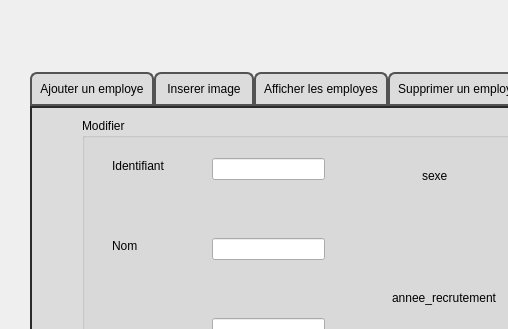
Above: Desktop/gestiodesemployees/mainwindow.ui from dhiaeddine12/olympic_games_2A20 before the change; both pictures show x 0 to 508 and y 0 to 329 of the 922 by 724 pixel window. Below: the same form after it.
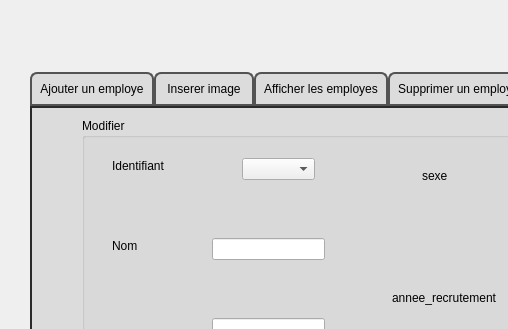
That is the form after the change. The open tabs and pages were chosen to show the change. Icons and pictures are not drawn.

```diff
--- a/Desktop/gestiodesemployees/mainwindow.ui
+++ b/Desktop/gestiodesemployees/mainwindow.ui
@@ -650,16 +650,6 @@
         <string>heure_de_travail</string>
        </property>
       </widget>
-      <widget class="QLineEdit" name="le_id_modifier">
-       <property name="geometry">
-        <rect>
-         <x>130</x>
-         <y>40</y>
-         <width>113</width>
-         <height>22</height>
-        </rect>
-       </property>
-      </widget>
       <widget class="QLineEdit" name="le_nom_modifier">
        <property name="geometry">
         <rect>
@@ -769,6 +759,16 @@
         <pixmap>../../Downloads/257574892_749156223152588_711608511979727183_n (1).png</pixmap>
        </property>
       </widget>
+      <widget class="QComboBox" name="Box_modifier">
+       <property name="geometry">
+        <rect>
+         <x>160</x>
+         <y>40</y>
+         <width>73</width>
+         <height>22</height>
+        </rect>
+       </property>
+      </widget>
       <zorder>label_26</zorder>
       <zorder>label_12</zorder>
       <zorder>label_13</zorder>
```
Left out of the diff: 4 changed lines with no effect on the pictures.
